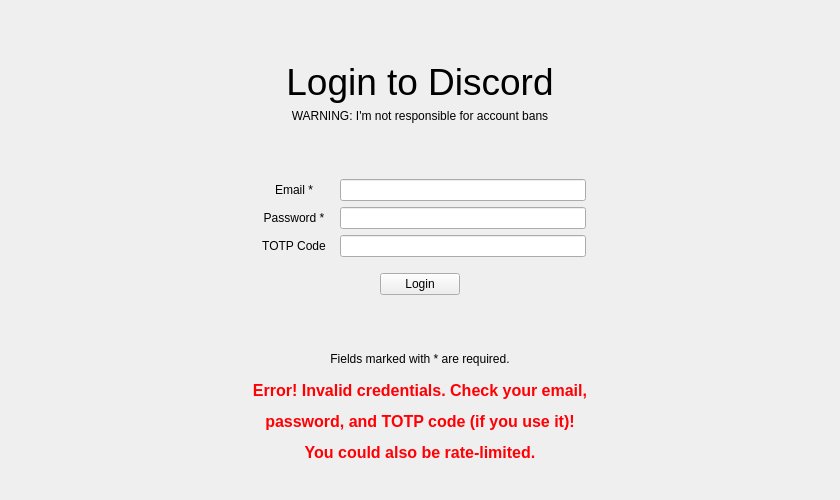
The window that src/ui/login.ui (mak448a/Qtcord) describes before a commit, drawn with Qt 5.
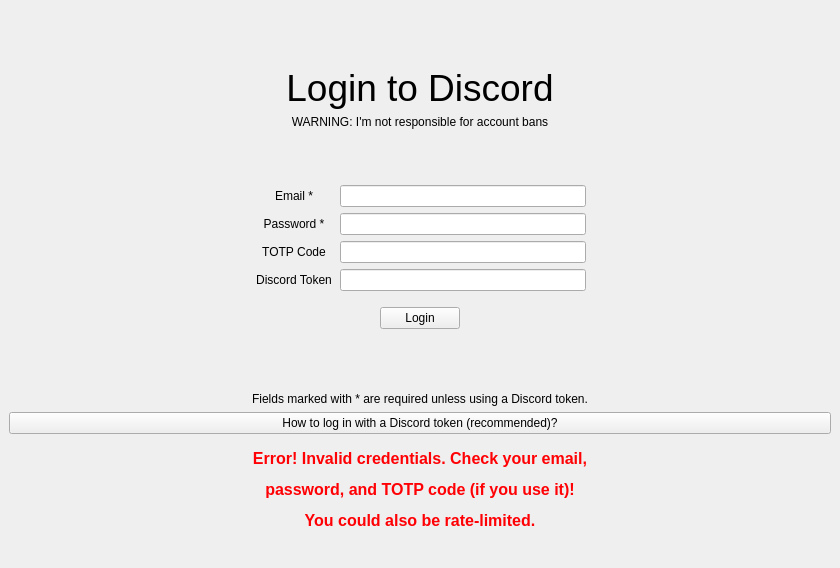
The same window after the commit.

Commit message:
Create login with token option (#137)
* Create login with token option

The edit to the form file:
```diff
--- a/src/ui/login.ui
+++ b/src/ui/login.ui
@@ -7,7 +7,7 @@
     <x>0</x>
     <y>0</y>
     <width>840</width>
-    <height>500</height>
+    <height>568</height>
    </rect>
   </property>
   <property name="windowTitle">
@@ -214,6 +214,55 @@
       </item>
      </layout>
     </item>
+    <item>
+     <layout class="QHBoxLayout" name="horizontalLayout_token">
+      <item>
+       <spacer name="horizontalSpacerToken">
+        <property name="orientation">
+         <enum>Qt::Orientation::Horizontal</enum>
+        </property>
+        <property name="sizeHint" stdset="0">
+         <size>
+          <width>40</width>
+          <height>20</height>
+         </size>
+        </property>
+       </spacer>
+      </item>
+      <item>
+       <widget class="QLabel" name="label_token">
+        <property name="minimumSize">
+         <size>
+          <width>80</width>
+          <height>0</height>
+         </size>
+        </property>
+        <property name="text">
+         <string>Discord Token</string>
+        </property>
+        <property name="alignment">
+         <set>Qt::AlignmentFlag::AlignCenter</set>
+        </property>
+       </widget>
+      </item>
+      <item>
+       <widget class="QLineEdit" name="token"/>
+      </item>
+      <item>
+       <spacer name="horizontalSpacer_token">
+        <property name="orientation">
+         <enum>Qt::Orientation::Horizontal</enum>
+        </property>
+        <property name="sizeHint" stdset="0">
+         <size>
+          <width>40</width>
+          <height>20</height>
+         </size>
+        </property>
+       </spacer>
+      </item>
+     </layout>
+    </item>
     <item>
      <layout class="QHBoxLayout" name="horizontalLayout_4">
       <property name="topMargin">
@@ -270,13 +319,35 @@
     <item>
      <widget class="QLabel" name="label_4">
       <property name="text">
-       <string>Fields marked with * are required.</string>
+       <string>Fields marked with * are required unless using a Discord token.</string>
       </property>
       <property name="alignment">
        <set>Qt::AlignmentFlag::AlignCenter</set>
       </property>
      </widget>
     </item>
+    <item>
+     <widget class="QPushButton" name="howtologin">
+      <property name="maximumSize">
+       <size>
+        <width>16777215</width>
+        <height>16777215</height>
+       </size>
+      </property>
+      <property name="text">
+       <string>How to log in with a Discord token (recommended)?</string>
+      </property>
+      <property name="autoDefault">
+       <bool>false</bool>
+      </property>
+      <property name="default">
+       <bool>false</bool>
+      </property>
+      <property name="flat">
+       <bool>false</bool>
+      </property>
+     </widget>
+    </item>
     <item>
      <widget class="QFrame" name="info_frame">
       <property name="frameShape">
```
Left out of the diff: 7 changed lines with no effect on the pictures. The commit also changes 4 other files.
